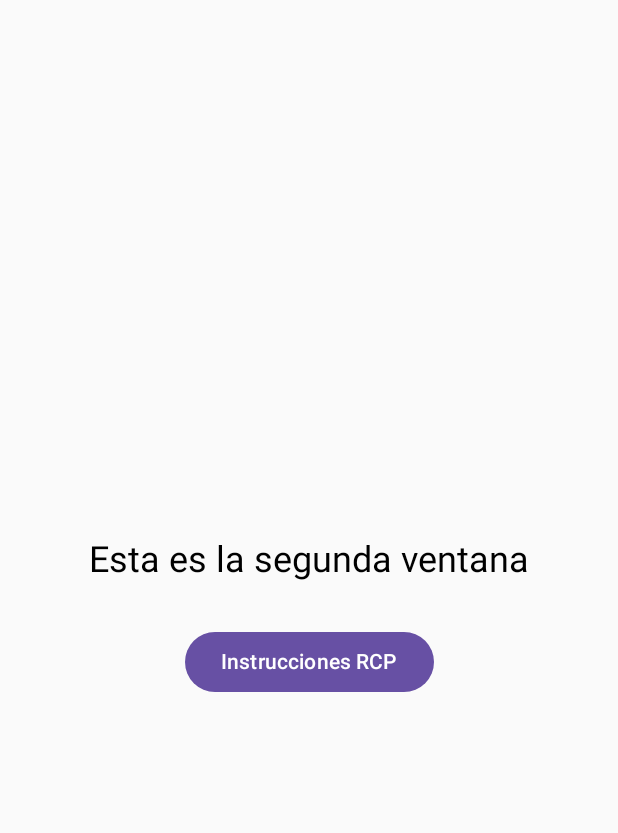
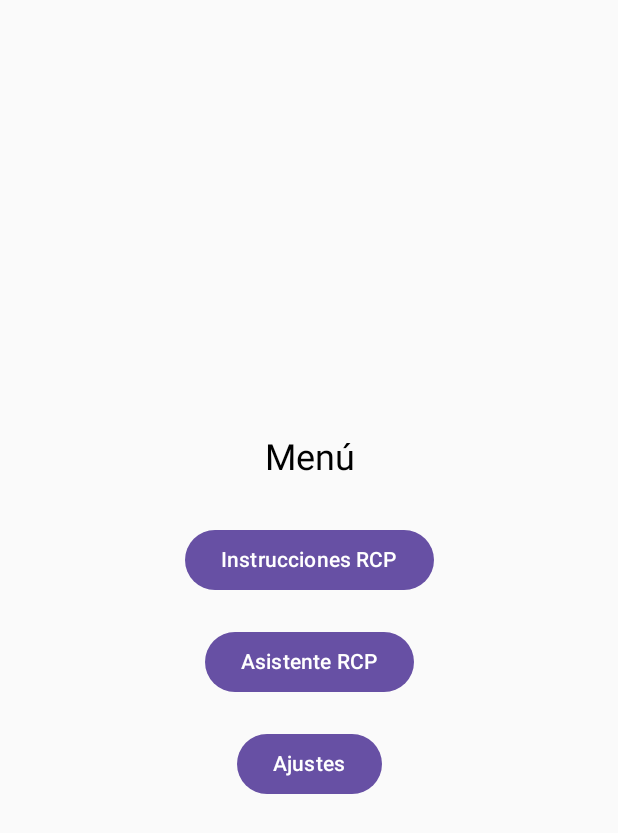
Before and after one commit to Obscurus1999/RCP_app, an Android app built with Jetpack Compose: the screen it shows after launch (SecondActivity), after a tap on "Menú", on a phone screen of 412 x 824 dp. Shown: the top 833 px of the screen. Run offline under Robolectric (Android 15) with nearby library versions, the phone set to English and light mode, and no system bars.

Commit message:
botones ajustes y asistente RCP implementados, también se optimizó el código para limpiar la mayoría de warnings menores

```diff
--- a/app/src/main/AndroidManifest.xml
+++ b/app/src/main/AndroidManifest.xml
@@ -1,6 +1,5 @@
 <?xml version="1.0" encoding="utf-8"?>
-<manifest xmlns:android="http://schemas.android.com/apk/res/android"
-    xmlns:tools="http://schemas.android.com/tools">
+<manifest xmlns:android="http://schemas.android.com/apk/res/android">
 
     <uses-feature android:name="android.software.print" />
 
@@ -32,6 +31,9 @@
             android:name=".PdfActivity"
             android:theme="@style/Theme.RCP" />
 
+        <activity android:name=".SettingsActivity" />
+
+
     </application>
 
 
--- a/app/src/main/java/com/example/rcp/MainActivity.kt
+++ b/app/src/main/java/com/example/rcp/MainActivity.kt
@@ -9,7 +9,6 @@ import androidx.compose.animation.animateColorAsState
 import androidx.compose.foundation.Canvas
 import androidx.compose.foundation.layout.*
 import androidx.compose.material3.Button
-import androidx.compose.material3.MaterialTheme
 import androidx.compose.material3.Text
 import androidx.compose.runtime.*
 import androidx.compose.ui.Alignment
@@ -19,16 +18,12 @@ import androidx.compose.ui.graphics.Color
 import androidx.compose.ui.graphics.Path
 import androidx.compose.ui.graphics.drawscope.Stroke
 import androidx.compose.ui.platform.LocalContext
+import androidx.lifecycle.compose.LocalLifecycleOwner
 import androidx.compose.ui.unit.dp
 import androidx.compose.ui.unit.sp
+import androidx.lifecycle.Lifecycle
+import androidx.lifecycle.LifecycleEventObserver
 import kotlinx.coroutines.delay
-import kotlin.math.abs
-import androidx.lifecycle.LifecycleEventObserver
-import androidx.lifecycle.LifecycleOwner
-import androidx.compose.runtime.Composable
-import androidx.compose.runtime.DisposableEffect
-import androidx.compose.ui.platform.LocalLifecycleOwner
-import androidx.lifecycle.Lifecycle
 
 class MainActivity : ComponentActivity() {
 
@@ -36,23 +31,42 @@ class MainActivity : ComponentActivity() {
 
     override fun onCreate(savedInstanceState: Bundle?) {
         super.onCreate(savedInstanceState)
+
+        // Solo redirigir si es el primer lanzamiento
+        if (savedInstanceState == null) {
+            val prefs = getSharedPreferences("app_prefs", MODE_PRIVATE)
+            val start = prefs.getString("start_screen", "main")
+            val forceMain = intent.getBooleanExtra("forceMain", false)
+
+            if (!forceMain && start == "second") {
+                startActivity(Intent(this, SecondActivity::class.java))
+                finish()
+                return
+            }
+        }
+
         setContent {
-            val onResetAnimation = { animationKey++ }
-
             Box(modifier = Modifier.fillMaxSize()) {
+                // Animación principal
                 RcpAnimationWithCounter(animationKey = animationKey)
 
                 val context = LocalContext.current
-                Button(
-                    onClick = {
-                        onResetAnimation() // detiene la animación antes de ir a la segunda activity
-                        context.startActivity(Intent(context, SecondActivity::class.java))
-                    },
+                Column(
                     modifier = Modifier
                         .align(Alignment.BottomStart)
                         .padding(16.dp)
                 ) {
-                    Text("Menú")
+                    Button(
+                        onClick = {
+                            // Reinicia la animación antes de ir al menú
+                            animationKey++
+                            context.startActivity(Intent(context, SecondActivity::class.java))
+                            finish()
+                        },
+                        modifier = Modifier.padding(bottom = 8.dp)
+                    ) {
+                        Text("Menú")
+                    }
                 }
             }
         }
@@ -61,7 +75,7 @@ class MainActivity : ComponentActivity() {
     // Cuando la Activity vuelve al frente, reiniciamos la animación
     override fun onResume() {
         super.onResume()
-        animationKey++  // esto provoca que el LaunchedEffect en Compose se reinicie
+        animationKey++
     }
 }
 
@@ -73,21 +87,23 @@ fun RcpAnimationWithCounter(animationKey: Int) {
 
     var circles by remember { mutableStateOf(listOf<Pair<Float, Boolean>>()) }
     var centralFlash by remember { mutableStateOf(false) }
-    var timeSinceLastCircle by remember { mutableStateOf(0f) }
-    var canvasWidth by remember { mutableStateOf(0f) }
-    var beatCount by remember { mutableStateOf(0) }
+    var timeSinceLastCircle by remember { mutableFloatStateOf(0f) }
+    var canvasWidth by remember { mutableFloatStateOf(0f) }
+    var beatCount by remember { mutableIntStateOf(0) }
 
     val centralColor by animateColorAsState(
         targetValue = if (centralFlash) Color(0xFFFF8800) else Color.White
     )
 
-    // Job de animación que se reinicia al volver
     val running = remember { mutableStateOf(true) }
 
     DisposableEffect(lifecycleOwner) {
         val observer = LifecycleEventObserver { _, event ->
             when(event) {
-                Lifecycle.Event.ON_PAUSE -> running.value = false
+                Lifecycle.Event.ON_PAUSE -> {
+                    running.value = false
+                    if (mediaPlayer.isPlaying) mediaPlayer.pause()
+                }
                 Lifecycle.Event.ON_RESUME -> running.value = true
                 Lifecycle.Event.ON_DESTROY -> mediaPlayer.release()
                 else -> {}
@@ -98,7 +114,6 @@ fun RcpAnimationWithCounter(animationKey: Int) {
     }
 
     LaunchedEffect(animationKey) {
-        // Reset de animación cada vez que animationKey cambia
         circles = listOf()
         centralFlash = false
         timeSinceLastCircle = 0f
@@ -119,7 +134,7 @@ fun RcpAnimationWithCounter(animationKey: Int) {
 
         while (true) {
             if (!running.value) {
-                delay(50) // Pausado
+                delay(50)
                 continue
             }
 
--- a/app/src/main/java/com/example/rcp/PdfPageAdapter.kt
+++ b/app/src/main/java/com/example/rcp/PdfPageAdapter.kt
@@ -4,8 +4,6 @@ import android.graphics.Bitmap
 import android.graphics.Rect
 import android.graphics.pdf.PdfRenderer
 import android.os.ParcelFileDescriptor
-import android.view.LayoutInflater
-import android.view.View
 import android.view.ViewGroup
 import androidx.recyclerview.widget.RecyclerView
 import com.github.chrisbanes.photoview.PhotoView
--- a/app/src/main/java/com/example/rcp/SecondActivity.kt
+++ b/app/src/main/java/com/example/rcp/SecondActivity.kt
@@ -27,7 +27,7 @@ class SecondActivity : ComponentActivity() {
                     verticalArrangement = Arrangement.Center
                 ) {
 
-                    Text("Esta es la segunda ventana", fontSize = 24.sp)
+                    Text("Menú", fontSize = 24.sp)
 
                     Spacer(modifier = Modifier.height(30.dp))
 
@@ -43,6 +43,31 @@ class SecondActivity : ComponentActivity() {
                         Text("Instrucciones RCP")
                     }
 
+                    Spacer(modifier = Modifier.height(20.dp))
+
+                    // 🟩 NUEVO: Botón volver al MainActivity
+                    Button(
+                        onClick = {
+                            val intent = Intent(this@SecondActivity, MainActivity::class.java)
+                            intent.putExtra("forceMain", true) // fuerza ir al asistente
+                            startActivity(intent)
+                            finish()
+                        }
+                    ) {
+                        Text("Asistente RCP")
+                    }
+
+                    Spacer(modifier = Modifier.height(20.dp))
+
+                    // 🟦 BOTÓN AJUSTES
+                    Button(
+                        onClick = {
+                            val intent = Intent(context, SettingsActivity::class.java)
+                            context.startActivity(intent)
+                        }
+                    ) {
+                        Text("Ajustes")
+                    }
                 }
             }
         }
```
Also changed, not shown: app/build.gradle.kts (+9 -8 lines), app/src/main/java/com/example/rcp/SettingsActivity.kt (added, +85 -0 lines), gradle/libs.versions.toml (+38 -9 lines).
